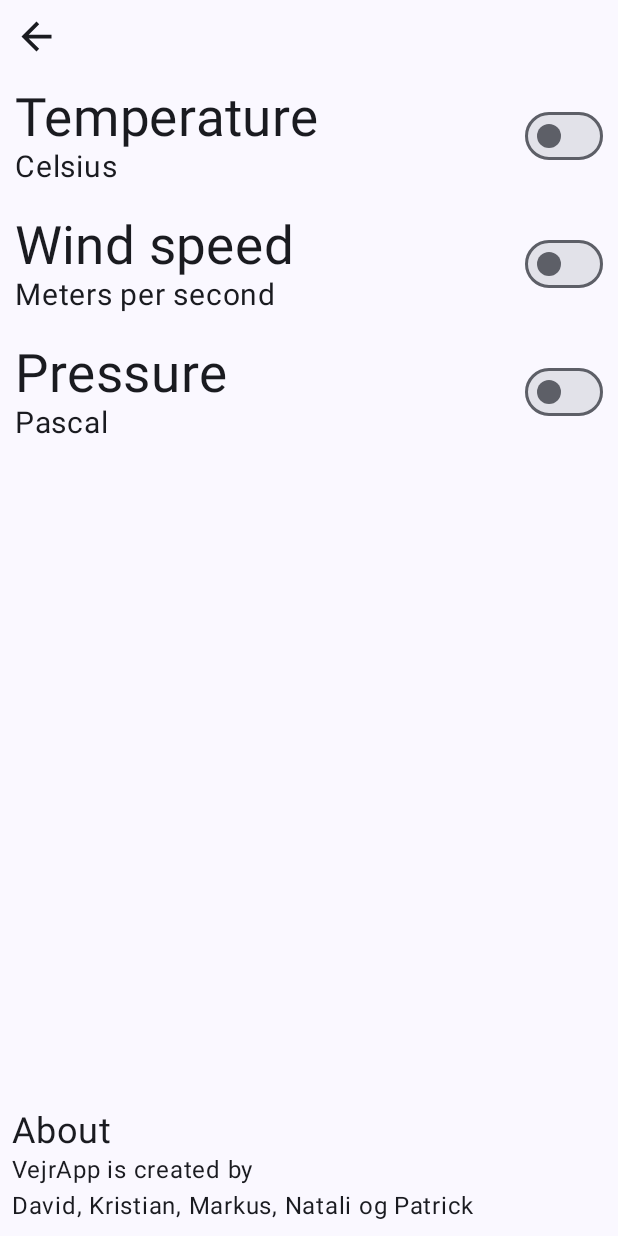
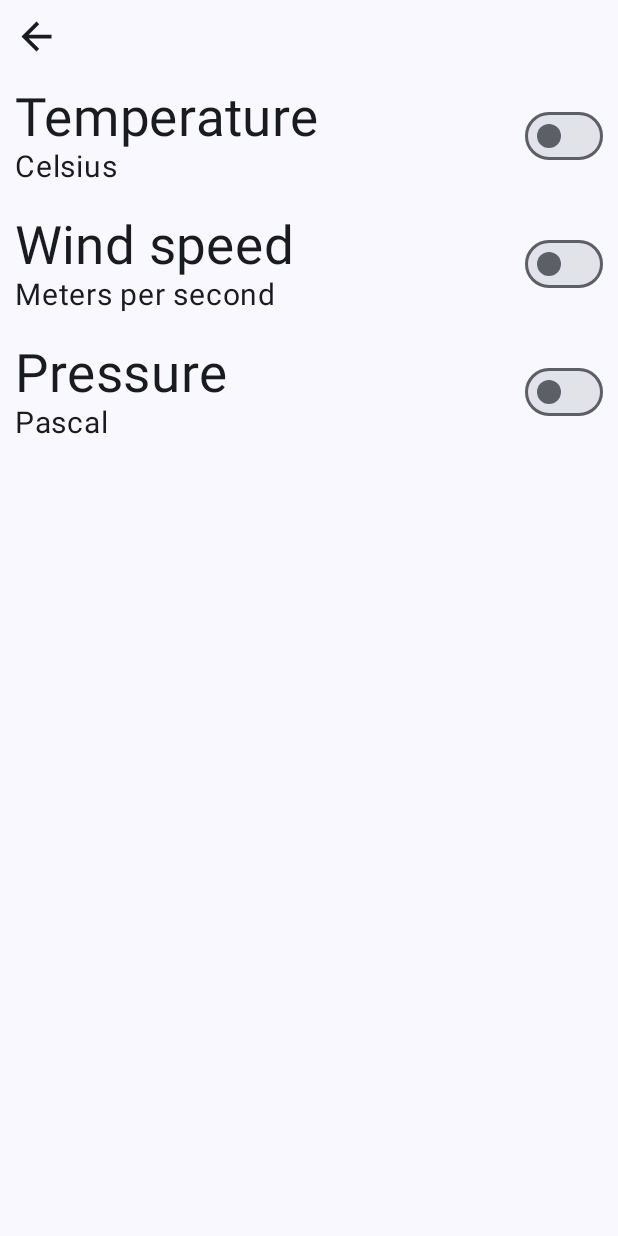
Before and after one commit to S203932/VejrApp, an Android app built with Jetpack Compose: the Settings screen opened through its navigation route, on a phone screen of 412 x 824 dp. Run offline under Robolectric (Android 15) with nearby library versions, the phone set to English and light mode, and no system bars; our stand-ins replace Dagger/Hilt's generated code; libraries missing offline, so code that uses them is left out: coil.decode, com.github.matteobattilana.weather; network calls fail; pictures from the network do not load; 1 statement that could not run was skipped.

Commit message:
Remove about

```diff
--- a/app/src/main/java/com/example/vejrapp/ui/settings/Settings.kt
+++ b/app/src/main/java/com/example/vejrapp/ui/settings/Settings.kt
@@ -43,9 +43,7 @@ fun Settings(
             .safeDrawingPadding(),
         topBar = {
             IconButton(
-                onClick = {
-                    navController.popBackStack()
-                }
+                onClick = { navController.popBackStack() }
             ) {
                 Icon(
                     modifier = Modifier
@@ -57,7 +55,6 @@ fun Settings(
                 )
             }
         },
-        bottomBar = { About() }
     ) { paddingValues ->
         Column(
             modifier = Modifier
@@ -104,16 +101,3 @@ fun Setting(
         Switch(checked = setting.checked, onCheckedChange = { onToggle() })
     }
 }
-
-@Composable
-fun About() {
-    Column(
-        modifier = Modifier
-            .padding(8.dp)
-
-    ) {
-        Text(text = "About", fontSize = 24.sp)
-        Text(text = "VejrApp is created by")
-        Text(text = "David, Kristian, Markus, Natali og Patrick")
-    }
-}
--- a/app/src/main/java/com/example/vejrapp/ui/weatherScreens/Week.kt
+++ b/app/src/main/java/com/example/vejrapp/ui/weatherScreens/Week.kt
@@ -73,7 +73,6 @@ fun WeekDay(weatherData: WeatherData, day: WeatherData.Day) {
         modifier = Modifier
             .fillMaxWidth()
             .padding(4.dp)
-            //.height(60.dp)
             .animateContentSize(
                 animationSpec = spring(
                     dampingRatio = Spring.DampingRatioLowBouncy,
```
